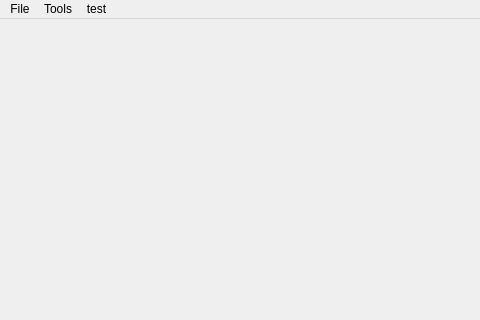
HuaiyuanPENG/AirwaySegmrnt, file mainwindow.ui: the form before one commit; both pictures show x 0 to 480 and y 0 to 320 of the 923 by 756 pixel window.
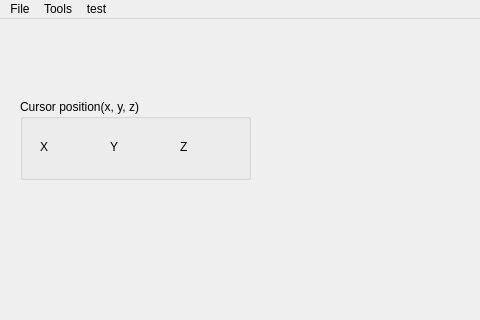
The form after the commit. Custom widgets are drawn as their Qt base class.

```diff
--- a/mainwindow.ui
+++ b/mainwindow.ui
@@ -282,6 +282,58 @@
      </item>
     </layout>
    </widget>
+   <widget class="QGroupBox" name="groupBox">
+    <property name="geometry">
+     <rect>
+      <x>20</x>
+      <y>80</y>
+      <width>231</width>
+      <height>81</height>
+     </rect>
+    </property>
+    <property name="title">
+     <string>Cursor position(x, y, z)</string>
+    </property>
+    <widget class="QLabel" name="label">
+     <property name="geometry">
+      <rect>
+       <x>20</x>
+       <y>40</y>
+       <width>60</width>
+       <height>16</height>
+      </rect>
+     </property>
+     <property name="text">
+      <string>X</string>
+     </property>
+    </widget>
+    <widget class="QLabel" name="label_2">
+     <property name="geometry">
+      <rect>
+       <x>90</x>
+       <y>40</y>
+       <width>60</width>
+       <height>16</height>
+      </rect>
+     </property>
+     <property name="text">
+      <string>Y</string>
+     </property>
+    </widget>
+    <widget class="QLabel" name="label_3">
+     <property name="geometry">
+      <rect>
+       <x>160</x>
+       <y>40</y>
+       <width>60</width>
+       <height>16</height>
+      </rect>
+     </property>
+     <property name="text">
+      <string>Z</string>
+     </property>
+    </widget>
+   </widget>
   </widget>
   <widget class="QMenuBar" name="menubar">
    <property name="geometry">
```
